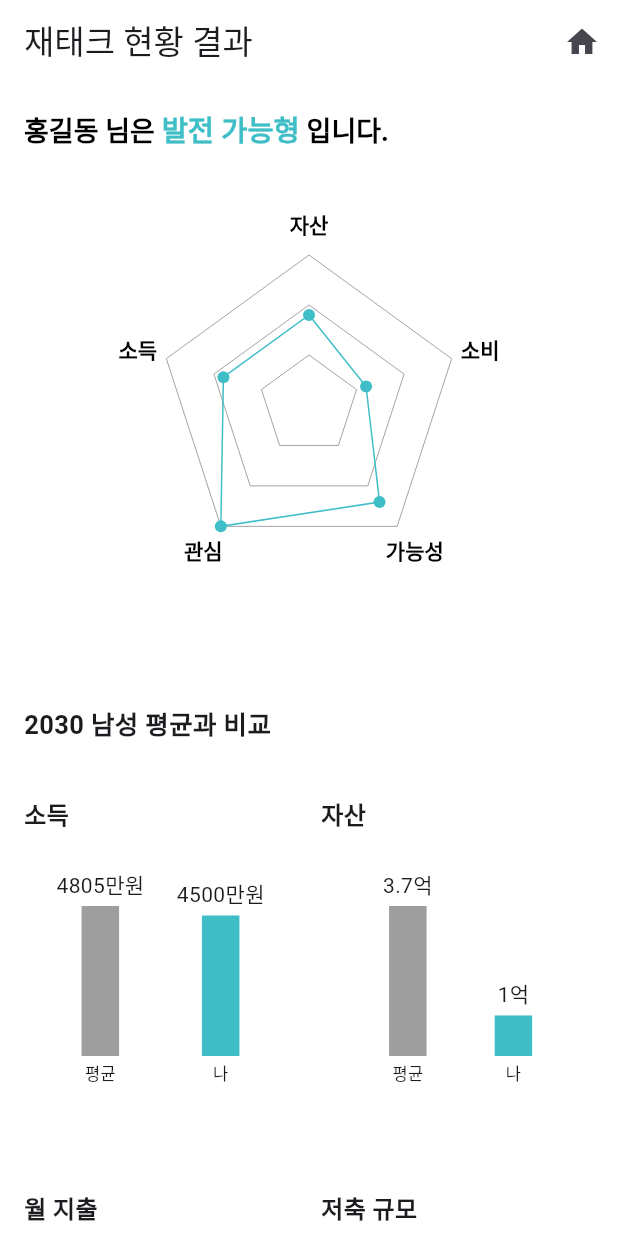
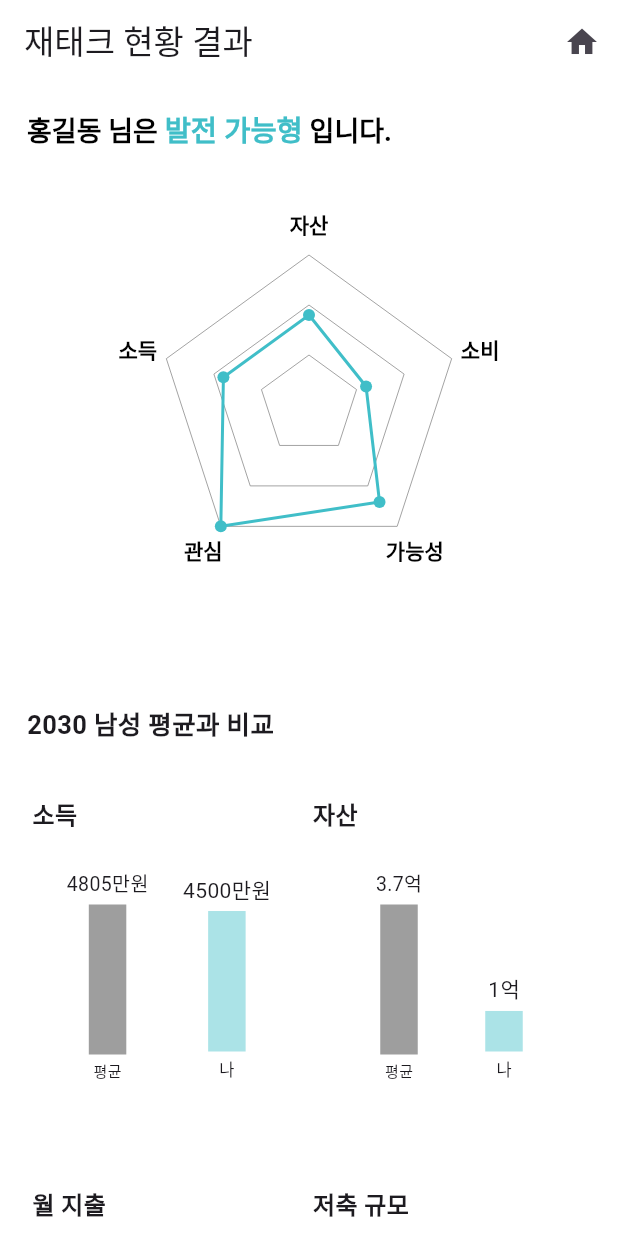
Before and after one commit to ticklemickle/ticklemickle-chat, a Flutter app: the ChatBotResultFinance screen opened by its route, on a phone screen of 412 x 824 dp. Run offline on Flutter 3.47's test engine with Material 3 defaults, Android fonts, the light colour scheme and no system bars; our stand-ins replace firebase_core, fluttertoast, go_router, url_strategy; accounts and stored records are empty.

Commit message:
radarChart 애니메이션 기능 추가 및 finacne Dart 디자인 조절

```diff
--- a/lib/common/model/raderChart.dart
+++ b/lib/common/model/raderChart.dart
@@ -1,18 +1,17 @@
 import 'package:flutter/material.dart';
 import 'package:ticklemickle_m/common/model/radarChartPainter.dart';
-import 'dart:math' as math;
 
-class RadarChart extends StatelessWidget {
-  /// 예: [자산, 소비, 가능성, 관심, 소득] 순으로 5개의 값
+class RadarChart extends StatefulWidget {
+  /// 예: [자산, 소비, 가능성, 관심, 소득] 순서로 5개의 값
   final List<double> values;
 
-  /// 각 꼭짓점 라벨(값의 순서와 동일해야 함)
+  /// 각 꼭짓점 라벨 (값의 순서와 동일해야 함)
   final List<String>? labels;
 
-  /// values 중 최댓값 기준 (예: 5점 척도, 10점 척도 등)
+  /// values 중 최댓값 (예: 5점 척도, 10점 척도 등)
   final double maxValue;
 
-  /// 차트 크기 지정(고정 크기 예시)
+  /// 차트 크기 지정
   final double chartSize;
 
   const RadarChart({
@@ -24,18 +23,53 @@ class RadarChart extends StatelessWidget {
   }) : super(key: key);
 
   @override
+  _RadarChartState createState() => _RadarChartState();
+}
+
+class _RadarChartState extends State<RadarChart>
+    with SingleTickerProviderStateMixin {
+  late AnimationController _controller;
+  late Animation<double> _animation; // scale 애니메이션에 사용할 애니메이션
+
+  @override
+  void initState() {
+    super.initState();
+    _controller = AnimationController(
+      duration: const Duration(seconds: 1),
+      vsync: this,
+    );
+    // CurvedAnimation을 사용해 자연스러운 확대 효과 적용 (예: easeOutBack)
+    _animation = CurvedAnimation(parent: _controller, curve: Curves.easeOut);
+    _controller.forward();
+  }
+
+  @override
+  void dispose() {
+    _controller.dispose();
+    super.dispose();
+  }
+
+  @override
   Widget build(BuildContext context) {
-    return Column(children: [
-      const SizedBox(height: 70),
-      CustomPaint(
-        size: Size(chartSize, chartSize),
-        painter: RadarChartPainter(
-          values: values,
-          maxValue: maxValue,
-          labels: labels,
+    return Column(
+      children: [
+        const SizedBox(height: 70),
+        AnimatedBuilder(
+          animation: _animation,
+          builder: (context, child) {
+            return CustomPaint(
+              size: Size(widget.chartSize, widget.chartSize),
+              painter: RadarChartPainter(
+                values: widget.values,
+                maxValue: widget.maxValue,
+                labels: widget.labels,
+                animationValue: _animation.value, // 0 ~ 1 scale 값 전달
+              ),
+            );
+          },
         ),
-      ),
-      const SizedBox(height: 100),
-    ]);
+        const SizedBox(height: 100),
+      ],
+    );
   }
 }
--- a/lib/common/themes/colors.dart
+++ b/lib/common/themes/colors.dart
@@ -22,7 +22,8 @@ class MyColors {
       Color(0xFFFFFFFF); // Background Color
   static const Color mainFontColor = Color(0xFF000000);
   static const Color lightBlack = Color.fromARGB(255, 37, 37, 37);
-  static const Color subFontColor = Color(0xFF7F7F7F); // Sub Font Color
+  static const Color subFontColor = Color(0xFF7F7F7F);
   static const Color whiteFontColor = Color.fromARGB(255, 255, 255, 255);
   static const Color linkFontColor = Color.fromARGB(255, 0, 51, 255);
+  static const Color highlightFontColor = Color.fromARGB(255, 40, 148, 155);
 }
--- a/lib/common/widgets/commonTitleAndContent.dart
+++ b/lib/common/widgets/commonTitleAndContent.dart
@@ -46,7 +46,7 @@ class CommonTextWidget extends StatelessWidget {
         /// 2) 본문 (RichText를 사용해 특정 단어만 색상 강조)
         RichText(
           text: TextSpan(
-            style: contentStyle ?? DefaultTextStyle.of(context).style,
+            style: contentStyle ?? TextStyle(fontSize: 15),
             children: _buildHighlightedText(
               text: content,
               highlightWords: highlightWords,
--- a/lib/screens/chatbot/results/chatBotResult_finance.dart
+++ b/lib/screens/chatbot/results/chatBotResult_finance.dart
@@ -34,8 +34,9 @@ class ChatBotResultFinance extends StatelessWidget {
           ],
         ),
         body: SingleChildScrollView(
-            child: Padding(
-                padding: const EdgeInsets.all(16.0),
+            child: Container(
+                padding:
+                    const EdgeInsets.symmetric(horizontal: 18, vertical: 16),
                 child: Column(
                   children: [
                     Row(
@@ -61,7 +62,7 @@ class ChatBotResultFinance extends StatelessWidget {
                     ]),
                     const SizedBox(height: 35),
                     Wrap(
-                      spacing: 16,
+                      spacing: 5,
                       runSpacing: 70,
                       children: chartDataList.map((data) {
                         // 화면 가로 길이와 패딩/간격을 고려해 각 아이템의 width 계산
@@ -84,14 +85,14 @@ class ChatBotResultFinance extends StatelessWidget {
                                   '재테크에 또래 대비하여 관심도가 높은 편 입니다. 지속적인 관심이 있다면 높은 자산을 형성할 가능성이 매우 높은 유형입니다. '
                                   '투자 금액이 평균 소득 대비하여 102만원 (12%) 많은 것으로 분석되었습니다.',
                               highlightWords: ['102만원', '(12%)'],
-                              highlightColor: MyColors.mainDarkColor),
+                              highlightColor: MyColors.highlightFontColor),
                           CommonTextWidget(
                               title: '보완점',
                               content:
                                   '단기 소비 성향이 과도한 편에 속합니다. 평균과 대비하여 변동 지출이 큰 것은 향후 자산 형성에 불리할 수 있습니다.'
                                   '또래 평균 매월 59만원의 소비 패턴을 보인 것에 대비하여 13만원 (31%) 더 많이 소비 성향을 보이고 있습니다. ',
                               highlightWords: ['평균 매월 59만원의', '13만원 (31%) %'],
-                              highlightColor: MyColors.mainDarkColor),
+                              highlightColor: MyColors.highlightFontColor),
                         ]),
                     const SizedBox(height: 50),
                     Commonsharelink(),
--- a/lib/screens/chatbot/widget/comparisonBarWidget.dart
+++ b/lib/screens/chatbot/widget/comparisonBarWidget.dart
@@ -27,7 +27,8 @@ class ComparisonBarChart extends StatelessWidget {
     final avgBarHeight = avgRatio * maxBarHeight;
     final myBarHeight = myRatio * maxBarHeight;
 
-    return Column(
+    return Container(
+        child: Column(
       mainAxisAlignment: MainAxisAlignment.start,
       crossAxisAlignment: CrossAxisAlignment.start,
       children: [
@@ -46,12 +47,12 @@ class ComparisonBarChart extends StatelessWidget {
             Column(
               mainAxisAlignment: MainAxisAlignment.end,
               children: [
-                Text(data.averageLabel, style: const TextStyle(fontSize: 14)),
+                Text(data.averageLabel, style: const TextStyle(fontSize: 13)),
                 const SizedBox(height: 4),
                 Container(
                     width: barWidth, height: avgBarHeight, color: Colors.grey),
                 const SizedBox(height: 4),
-                const Text('평균', style: TextStyle(fontSize: 11)),
+                const Text('평균', style: TextStyle(fontSize: 10)),
               ],
             ),
             // 내 막대
@@ -63,7 +64,7 @@ class ComparisonBarChart extends StatelessWidget {
                 Container(
                     width: barWidth,
                     height: myBarHeight,
-                    color: MyColors.mainDarkColor),
+                    color: MyColors.mainColor),
                 const SizedBox(height: 4),
                 const Text('나', style: TextStyle(fontSize: 11)),
               ],
@@ -71,6 +72,6 @@ class ComparisonBarChart extends StatelessWidget {
           ],
         ),
       ],
-    );
+    ));
   }
 }
```
Also changed, not shown: lib/common/model/radarChartPainter.dart (+36 -32 lines), 1 other file.
